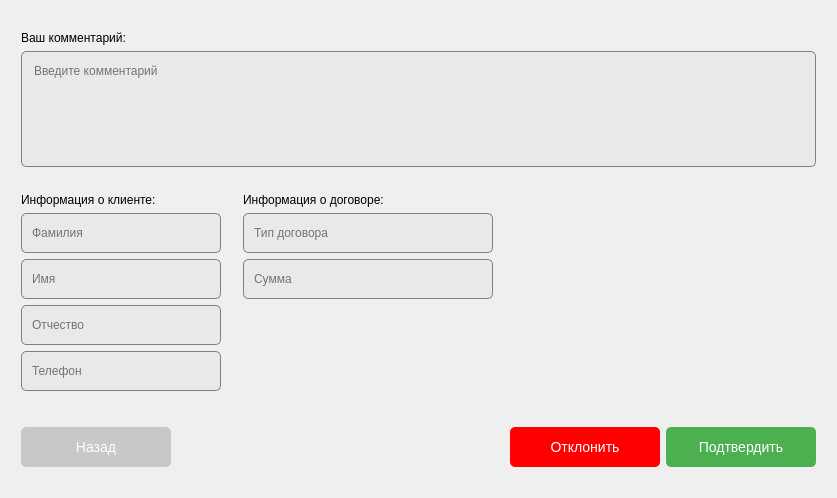
Old version of the form MDKP/src/MDKP/contractconfirmationwindow.ui in the repository MiFit1/OSOGO.
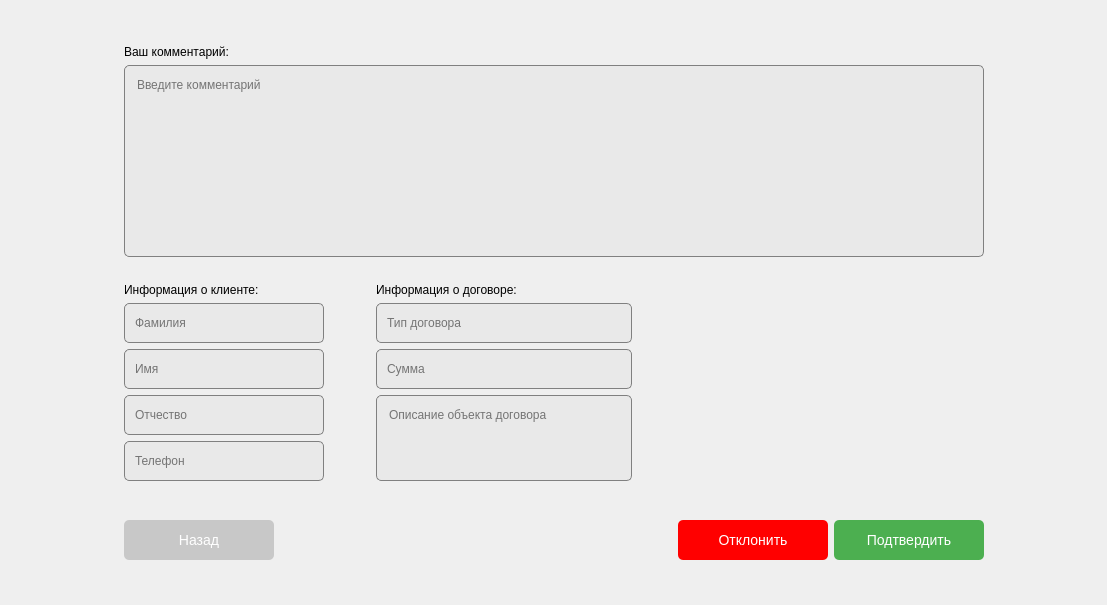
New version of the form. Custom widgets are drawn as their Qt base class.

The edit to the form file:
```diff
--- a/MDKP/src/MDKP/contractconfirmationwindow.ui
+++ b/MDKP/src/MDKP/contractconfirmationwindow.ui
@@ -6,8 +6,8 @@
    <rect>
     <x>0</x>
     <y>0</y>
-    <width>837</width>
-    <height>498</height>
+    <width>1107</width>
+    <height>605</height>
    </rect>
   </property>
   <property name="windowTitle">
@@ -84,7 +84,7 @@
      <item row="8" column="1">
       <widget class="PhoneEdit" name="Phone">
        <property name="sizePolicy">
-        <sizepolicy hsizetype="MinimumExpanding" vsizetype="Minimum">
+        <sizepolicy hsizetype="MinimumExpanding" vsizetype="Fixed">
          <horstretch>0</horstretch>
          <verstretch>0</verstretch>
         </sizepolicy>
@@ -126,7 +126,7 @@
         <enum>Qt::Vertical</enum>
        </property>
        <property name="sizeType">
-        <enum>QSizePolicy::Minimum</enum>
+        <enum>QSizePolicy::Expanding</enum>
        </property>
        <property name="sizeHint" stdset="0">
         <size>
@@ -514,7 +514,7 @@
      <item row="7" column="1">
       <widget class="QLineEdit" name="Patronymic">
        <property name="sizePolicy">
-        <sizepolicy hsizetype="MinimumExpanding" vsizetype="Minimum">
+        <sizepolicy hsizetype="MinimumExpanding" vsizetype="Fixed">
          <horstretch>0</horstretch>
          <verstretch>0</verstretch>
         </sizepolicy>
@@ -563,6 +563,38 @@
        </property>
       </spacer>
      </item>
+     <item row="7" column="3" rowspan="2">
+      <widget class="QTextEdit" name="Description">
+       <property name="sizePolicy">
+        <sizepolicy hsizetype="Expanding" vsizetype="Fixed">
+         <horstretch>0</horstretch>
+         <verstretch>80</verstretch>
+        </sizepolicy>
+       </property>
+       <property name="minimumSize">
+        <size>
+         <width>0</width>
+         <height>80</height>
+        </size>
+       </property>
+       <property name="styleSheet">
+        <string notr="true">QTextEdit {
+	font: 500 9pt &quot;Montserrat Medium&quot;;
+   background: #e9e9e9;
+	border-radius: 5px;
+	padding: 8px;
+	border: 1px solid gray;
+}
+
+QTextEdit:focus {
+    border-color: #5fbaeb;
+}</string>
+       </property>
+       <property name="placeholderText">
+        <string>Описание объекта договора</string>
+       </property>
+      </widget>
+     </item>
     </layout>
    </item>
   </layout>
```
